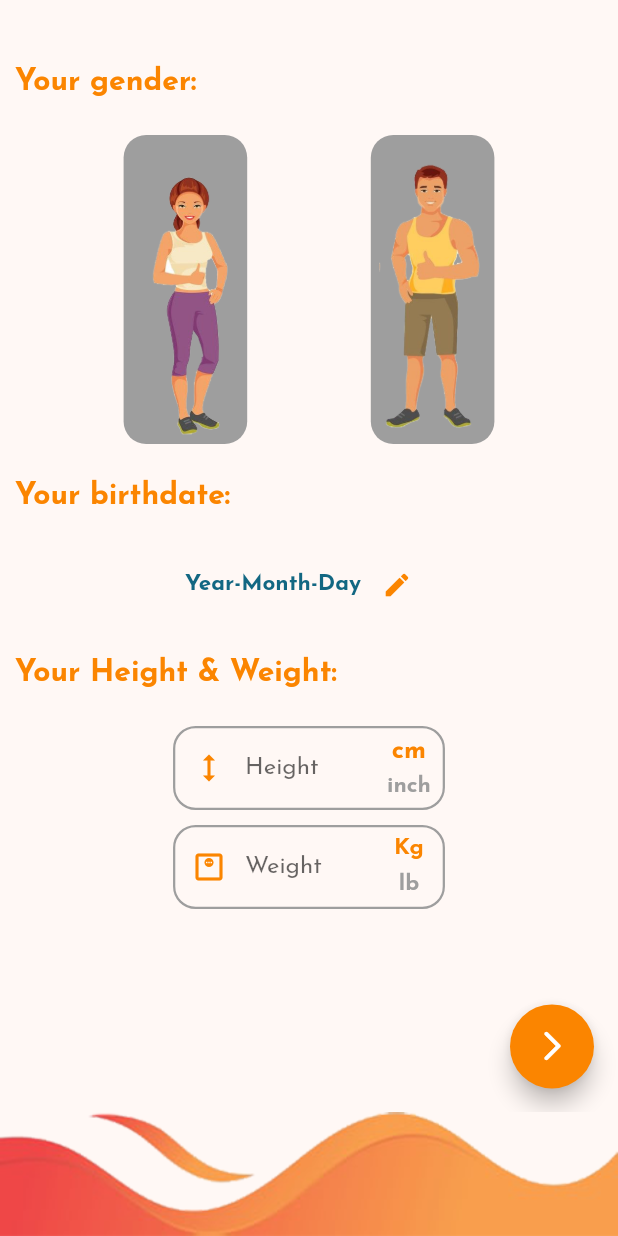
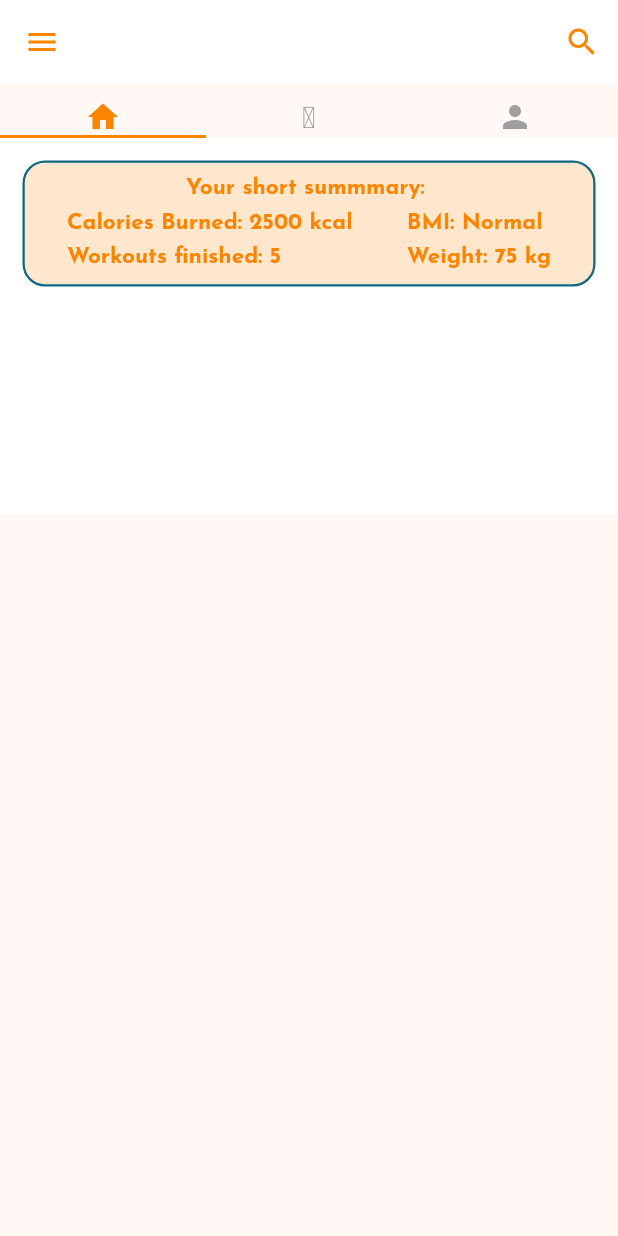
Before and after one commit to QW12AS3/OurProject, a Flutter app: the screen it shows after launch, on a phone screen of 412 x 824 dp. Run offline on Flutter 3.47's test engine with Material 2 defaults, Android fonts, the phone set to English and light mode, and no system bars; our stand-ins replace flutter_svg; project files that could hold a hidden picture were left out.

Commit message:
Home View

```diff
--- a/lib/main.dart
+++ b/lib/main.dart
@@ -1,6 +1,7 @@
 import 'package:flutter/material.dart';
 import 'package:home_workout_app/constants.dart';
 import 'package:home_workout_app/view_models/user_information_view_model.dart';
+import 'package:home_workout_app/views/Home%20View/Mobile/mobile_home_view.dart';
 import 'package:home_workout_app/views/login%20view/login_view.dart';
 import 'package:provider/provider.dart';
 
@@ -21,9 +22,21 @@ class Vigor extends StatelessWidget {
       ],
       child: MaterialApp(
         title: 'Vigor',
+
         debugShowCheckedModeBanner: false,
         themeMode: ThemeMode.light,
+
         theme: ThemeData(
+          colorSchemeSeed: orangeColor,
+          tabBarTheme: TabBarTheme(
+            labelColor: orangeColor,
+            unselectedLabelColor: greyColor,
+            indicatorSize: TabBarIndicatorSize.tab,
+          ),
+          appBarTheme: AppBarTheme(
+              backgroundColor: Colors.white,
+              elevation: 0,
+              iconTheme: IconThemeData(color: orangeColor)),
           snackBarTheme: SnackBarThemeData(
             contentTextStyle: Theme.of(context)
                 .textTheme
@@ -41,7 +54,6 @@ class Vigor extends StatelessWidget {
               borderRadius: BorderRadius.circular(5),
             ),
           ),
-          colorSchemeSeed: orangeColor,
           floatingActionButtonTheme: FloatingActionButtonThemeData(
             backgroundColor: orangeColor,
           ),
@@ -72,7 +84,7 @@ class Vigor extends StatelessWidget {
           ),
         ),
         darkTheme: ThemeData(),
-        home: UserInformationView(),
+        home: MobileHomeView(),
         //UserInformationView(),
       ),
     );
--- /dev/null
+++ b/lib/my_flutter_app_icons.dart
@@ -0,0 +1,36 @@
+/// Flutter icons MyFlutterApp
+/// Copyright (C) 2022 by original authors @ fluttericon.com, fontello.com
+/// This font was generated by FlutterIcon.com, which is derived from Fontello.
+///
+/// To use this font, place it in your fonts/ directory and include the
+/// following in your pubspec.yaml
+///
+/// flutter:
+///   fonts:
+///    - family:  MyFlutterApp
+///      fonts:
+///       - asset: fonts/MyFlutterApp.ttf
+///
+///
+/// * Entypo, Copyright (C) 2012 by Daniel Bruce
+///         Author:    Daniel Bruce
+///         License:   SIL (http://scripts.sil.org/OFL)
+///         Homepage:  http://www.entypo.com
+/// * Font Awesome 5, Copyright (C) 2016 by Dave Gandy
+///         Author:    Dave Gandy
+///         License:   SIL (https://github.com/FortAwesome/Font-Awesome/blob/master/LICENSE.txt)
+///         Homepage:  http://fortawesome.github.com/Font-Awesome/
+///
+import 'package:flutter/widgets.dart';
+
+class MyFlutterApp {
+  MyFlutterApp._();
+
+  static const _kFontFam = 'MyFlutterApp';
+  static const String? _kFontPkg = null;
+
+  static const IconData doc_text = IconData(0xe800, fontFamily: _kFontFam, fontPackage: _kFontPkg);
+  static const IconData newspaper = IconData(0xe801, fontFamily: _kFontFam, fontPackage: _kFontPkg);
+  static const IconData poll_h = IconData(0xf682, fontFamily: _kFontFam, fontPackage: _kFontPkg);
+  static const IconData scroll = IconData(0xf70e, fontFamily: _kFontFam, fontPackage: _kFontPkg);
+}
--- /dev/null
+++ b/lib/views/Home View/Mobile/home_page.dart
@@ -0,0 +1,83 @@
+import 'package:flutter/cupertino.dart';
+import 'package:flutter/material.dart';
+import 'package:flutter/src/foundation/key.dart';
+import 'package:flutter/src/widgets/framework.dart';
+import 'package:home_workout_app/constants.dart';
+import 'package:home_workout_app/views/Home%20View/Mobile/mobile_home_view_widgets.dart';
+
+class HomePage extends StatelessWidget {
+  const HomePage({Key? key}) : super(key: key);
+
+  @override
+  Widget build(BuildContext context) {
+    final theme = Theme.of(context);
+    return CustomScrollView(
+      slivers: [
+        SliverAppBar(
+          automaticallyImplyLeading: false,
+          primary: false,
+          flexibleSpace: Column(
+            children: [
+              Container(
+                decoration: BoxDecoration(
+                  color: orangeColor.withAlpha(50),
+                  borderRadius: BorderRadius.circular(15),
+                  border: Border.all(color: blueColor, width: 1.5),
+                ),
+                margin: const EdgeInsets.only(
+                    right: 15, left: 15, top: 15, bottom: 0),
+                padding: const EdgeInsets.all(10),
+                child: Column(
+                  children: [
+                    Align(
+                      alignment: Alignment.topCenter,
+                      child: Text('Your short summmary: ',
+                          style: theme.textTheme.bodySmall),
+                    ),
+                    const SizedBox(
+                      height: 8,
+                    ),
+                    Row(
+                      mainAxisAlignment: MainAxisAlignment.spaceAround,
+                      children: [
+                        Column(
+                          crossAxisAlignment: CrossAxisAlignment.start,
+                          children: [
+                            buildSummaryRow(
+                                title1: 'Calories Burned: ',
+                                title2: '2500 kcal'),
+                            const SizedBox(
+                              height: 8,
+                            ),
+                            buildSummaryRow(
+                                title1: 'Workouts finished: ', title2: '5'),
+                          ],
+                        ),
+                        Column(
+                          crossAxisAlignment: CrossAxisAlignment.start,
+                          children: [
+                            buildSummaryRow(title1: 'BMI: ', title2: 'Normal'),
+                            const SizedBox(
+                              height: 8,
+                            ),
+                            buildSummaryRow(
+                                title1: 'Weight: ', title2: '75 kg'),
+                          ],
+                        )
+                      ],
+                    ),
+                  ],
+                ),
+              ),
+            ],
+          ),
+          toolbarHeight: 250,
+          floating: true,
+        ),
+        SliverList(
+          delegate: SliverChildListDelegate([]),
+        )
+      ],
+    );
+  }
+}
--- /dev/null
+++ b/lib/views/Home View/Mobile/mobile_home_view.dart
@@ -0,0 +1,76 @@
+import 'package:flutter/material.dart';
+import 'package:home_workout_app/constants.dart';
+import 'package:home_workout_app/my_flutter_app_icons.dart';
+import 'package:home_workout_app/views/Home%20View/Mobile/home_page.dart';
+
+class MobileHomeView extends StatefulWidget {
+  const MobileHomeView({Key? key}) : super(key: key);
+
+  @override
+  State<MobileHomeView> createState() => _MobileHomeViewState();
+}
+
+class _MobileHomeViewState extends State<MobileHomeView>
+    with SingleTickerProviderStateMixin {
+  late TabController _tabController;
+  @override
+  void initState() {
+    // TODO: implement initState
+    super.initState();
+    _tabController = TabController(length: 3, vsync: this);
+  }
+
+  @override
+  Widget build(BuildContext context) {
+    return DefaultTabController(
+      length: 3,
+      child: Scaffold(
+          drawer: const Drawer(),
+          body: SafeArea(
+            child: NestedScrollView(
+              floatHeaderSlivers: true,
+              body: Padding(
+                padding: const EdgeInsets.only(top: 10),
+                child: Column(
+                  children: [
+                    TabBar(
+                      indicatorColor: orangeColor,
+                      controller: _tabController,
+                      tabs: const [
+                        Icon(Icons.home),
+                        Icon(
+                          MyFlutterApp.newspaper,
+                          size: 20,
+                        ),
+                        Icon(Icons.person),
+                      ],
+                    ),
+                    Expanded(
+                      child: TabBarView(
+                        controller: _tabController,
+                        children: const [
+                          HomePage(),
+                          Text('2'),
+                          Text('3'),
+                        ],
+                      ),
+                    ),
+                  ],
+                ),
+              ),
+              headerSliverBuilder:
+                  (BuildContext context, bool innerBoxIsScrolled) => [
+                SliverAppBar(
+                  actions: [
+                    IconButton(
+                      onPressed: () {},
+                      icon: const Icon(Icons.search),
+                    )
+                  ],
+                ),
+              ],
+            ),
+          )),
+    );
+  }
+}
--- /dev/null
+++ b/lib/views/Home View/Mobile/mobile_home_view_widgets.dart
@@ -0,0 +1,23 @@
+import 'package:flutter/material.dart';
+import 'package:flutter/src/foundation/key.dart';
+import 'package:flutter/src/widgets/framework.dart';
+
+class buildSummaryRow extends StatelessWidget {
+  buildSummaryRow({required this.title1, required this.title2, Key? key})
+      : super(key: key);
+  String title1;
+  String title2;
+  @override
+  Widget build(BuildContext context) {
+    final theme = Theme.of(context);
+    return Row(
+      mainAxisAlignment: MainAxisAlignment.end,
+      children: [
+        FittedBox(
+          child: Text(title1, style: theme.textTheme.bodySmall),
+        ),
+        Text(title2, style: theme.textTheme.bodySmall)
+      ],
+    );
+  }
+}
--- a/pubspec.yaml
+++ b/pubspec.yaml
@@ -83,6 +83,9 @@ flutter:
     - family: JosefinSans
       fonts:
         - asset: assets\fonts\JosefinSans-Regular.ttf
+    - family: MyFlutterApp
+      fonts:
+        - asset: assets\fonts\MyFlutterApp.ttf
   #   - family: Trajan Pro
   #     fonts:
   #       - asset: fonts/TrajanPro.ttf
```
Also changed, not shown: assets/fonts/MyFlutterApp.ttf (added), 2 other files.
